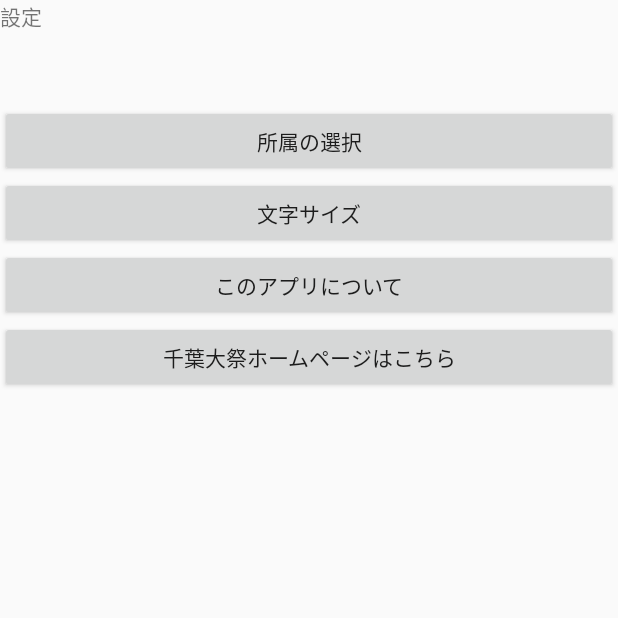
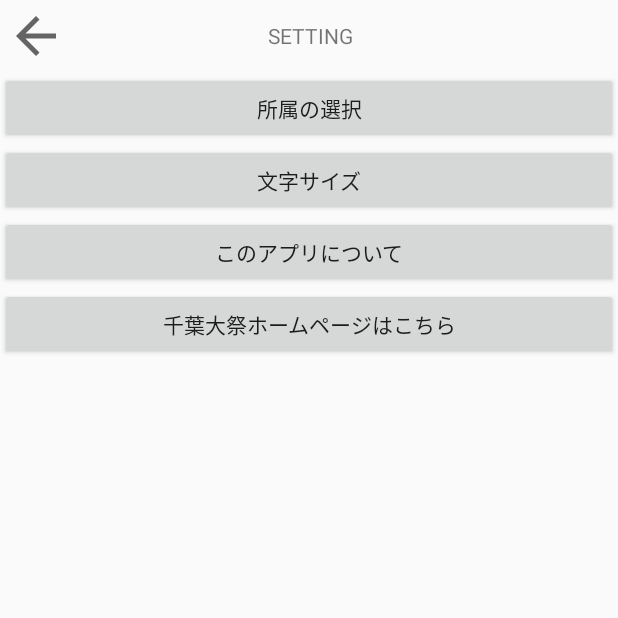
Before and after one commit to kentaro0113/55th_application, an Android app: the SettingActivity screen opened directly, with no data from a screen before it, on a phone screen of 412 x 824 dp, the top half of it. Run offline under Robolectric (Android 15) with nearby library versions, the phone set to English and light mode, and no system bars.

Commit message:
削除されていた処理の復帰等

```diff
--- a/app/src/main/res/layout/activity_setting.xml
+++ b/app/src/main/res/layout/activity_setting.xml
@@ -4,12 +4,42 @@
     android:layout_height="match_parent"
     android:weightSum="1">
 
-    <TextView
-        android:id="@+id/textView2"
+    <LinearLayout
         android:layout_width="match_parent"
-        android:layout_height="wrap_content"
-        android:layout_weight="0.08"
-        android:text="設定" />
+        android:layout_height="48dp"
+        android:orientation="horizontal">
+
+        <ImageButton
+            android:id="@+id/buttonBack"
+            android:layout_width="match_parent"
+            android:layout_height="match_parent"
+            android:layout_weight="3"
+            android:background="@null"
+            android:onClick="onClickButtonBack"
+            android:padding="4dp"
+            android:scaleType="fitStart"
+            android:src="?android:attr/homeAsUpIndicator"/>
+
+        <TextView
+            android:id="@+id/Title"
+            android:layout_width="match_parent"
+            android:layout_height="match_parent"
+            android:layout_weight="1"
+            android:gravity="center_vertical|center_horizontal"
+            android:text="SETTING"
+            android:textAlignment="center" />
+
+        <ImageButton
+            android:id="@+id/imageButton"
+            android:layout_width="match_parent"
+            android:layout_height="match_parent"
+            android:layout_gravity="right"
+            android:layout_weight="3"
+            android:background="@null"
+            android:padding="4dp"
+            android:scaleType="fitEnd"
+            android:src="@null" />
+    </LinearLayout>
 
     <Button
         android:id="@+id/button_belong"
```
Also changed, not shown: app/src/main/AndroidManifest.xml (+0 -16 lines), app/src/main/java/com/chibafes/chibafes55/MainMenuActivity.java (+61 -4 lines), app/src/main/res/layout/activity_happi.xml (+18 -0 lines).
